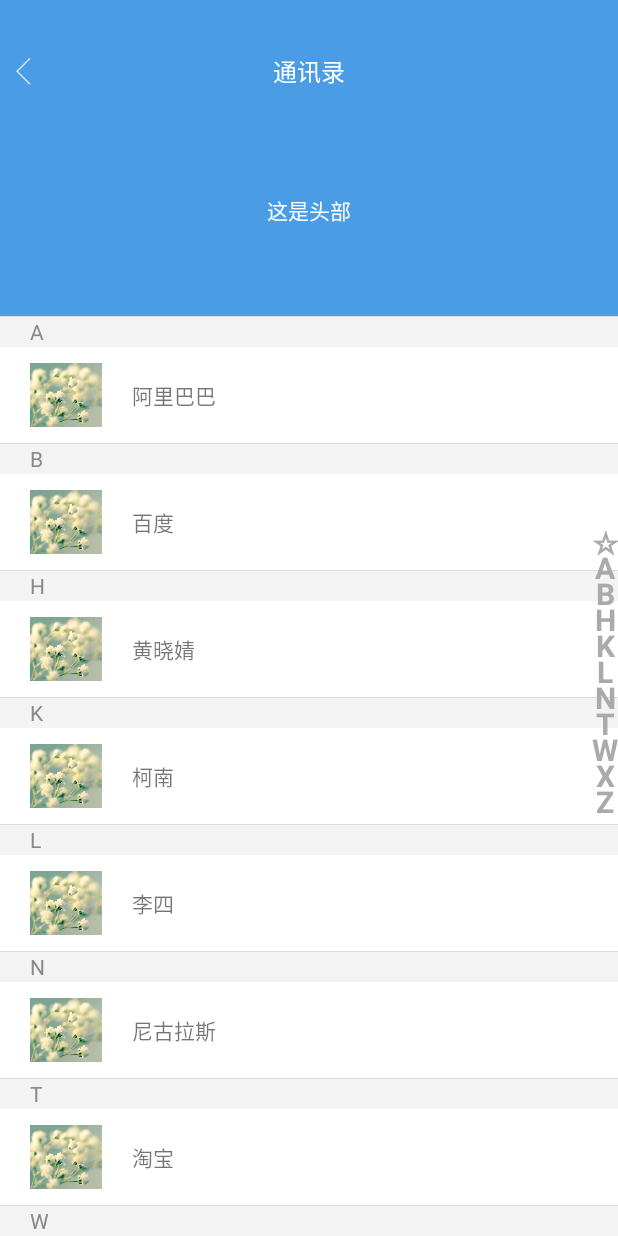
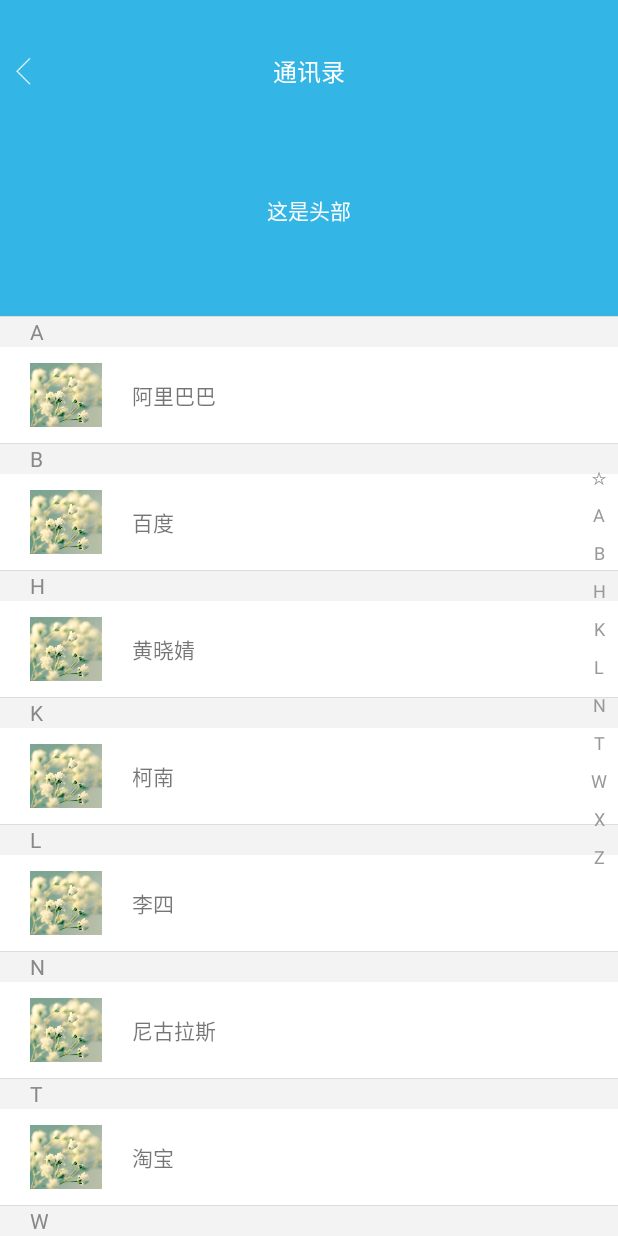
Before and after one commit to psvmc/ZJLearnAndroid, an Android app: the UserbookActivity screen opened directly, with no data from a screen before it, on a phone screen of 412 x 824 dp. Run offline under Robolectric (Android 15) with nearby library versions, the phone set to English and light mode, and no system bars.

Commit message:
通讯录更新

```diff
--- a/app/src/main/java/cn/psvmc/zjlearnandroid/DemoUserbook/QuickAlphabeticBar.java
+++ b/app/src/main/java/cn/psvmc/zjlearnandroid/DemoUserbook/SlideBar/ZJSlideBar.java
@@ -1,4 +1,4 @@
-package cn.psvmc.zjlearnandroid.DemoUserbook;
+package cn.psvmc.zjlearnandroid.DemoUserbook.SlideBar;
 
 import java.util.ArrayList;
 import java.util.Collections;
@@ -20,7 +20,6 @@ import android.util.Log;
 import android.view.MotionEvent;
 import android.view.View;
 
-import android.view.ViewGroup;
 import android.widget.TextView;
 
 
@@ -29,36 +28,37 @@ import android.widget.TextView;
  *
  * @author psvmc
  */
-public class QuickAlphabeticBar extends android.support.v7.widget.AppCompatImageButton {
-    String TAG = "QuickAlphabeticBar";
+public class ZJSlideBar extends android.support.v7.widget.AppCompatImageButton {
+    String TAG = "ZJSlideBar";
     private TextView mDialogTextView; // 中间显示字母的文本框
     private Handler mHandler; // 处理UI的句柄
     private RecyclerView mRecyclerView; // 列表
-    private int mFontSize = 17;
+    private int mFontSize = 12;
     boolean mShowAllIndex = false;
 
     Context mContext;
+
     // 字母列表索引
     private String[] letters = new String[]{"☆", "A", "B", "C", "D", "E",
             "F", "G", "H", "I", "J", "K", "L", "M", "N", "O", "P", "Q", "R",
             "S", "T", "U", "V", "W", "X", "Y", "Z"};
     // 字母索引哈希表
     private HashMap<String, Integer> sectionIndex;
+
     Paint paint = new Paint();
-    boolean showBkg = false;
     int choose = -1;
 
-    public QuickAlphabeticBar(Context context) {
+    public ZJSlideBar(Context context) {
         super(context);
         mContext = context;
     }
 
-    public QuickAlphabeticBar(Context context, AttributeSet attrs, int defStyle) {
+    public ZJSlideBar(Context context, AttributeSet attrs, int defStyle) {
         super(context, attrs, defStyle);
         mContext = context;
     }
 
-    public QuickAlphabeticBar(Context context, AttributeSet attrs) {
+    public ZJSlideBar(Context context, AttributeSet attrs) {
         super(context, attrs);
         mContext = context;
     }
@@ -78,6 +78,8 @@ public class QuickAlphabeticBar extends android.support.v7.widget.AppCompatImage
 
         mFontSize = fontSize;
         mHandler = new Handler();
+
+        this.setVisibility(View.INVISIBLE);
     }
 
 
@@ -96,6 +98,10 @@ public class QuickAlphabeticBar extends android.support.v7.widget.AppCompatImage
                 letters[i] = sectionList.get(i);
             }
         }
+
+        this.requestLayout();
+        this.invalidate();
+        this.setVisibility(View.VISIBLE);
     }
 
     /**
@@ -106,6 +112,10 @@ public class QuickAlphabeticBar extends android.support.v7.widget.AppCompatImage
     public void setSectionIndex(HashMap<String, Integer> sectionIndex) {
         this.mShowAllIndex = true;
         this.sectionIndex = sectionIndex;
+
+        this.requestLayout();
+        this.invalidate();
+        this.setVisibility(View.VISIBLE);
     }
 
     @Override
@@ -121,7 +131,7 @@ public class QuickAlphabeticBar extends android.support.v7.widget.AppCompatImage
             if (null != mDialogTextView) {
                 mDialogTextView.setText(key);
             } else {
-                Log.e(TAG, " 未设置mDialogTextView");
+                Log.e(TAG, " DialogTextView不能为null");
             }
 
             if (null != sectionIndex) {
@@ -130,7 +140,7 @@ public class QuickAlphabeticBar extends android.support.v7.widget.AppCompatImage
                     if (null != mRecyclerView) {
                         moveToPosition(mRecyclerView, pos);
                     } else {
-                        Log.e(TAG, " 未设置recyclerView");
+                        Log.e(TAG, "RecyclerView不能为null");
                     }
                 }
             }
@@ -138,7 +148,7 @@ public class QuickAlphabeticBar extends android.support.v7.widget.AppCompatImage
 
         switch (act) {
             case MotionEvent.ACTION_DOWN:
-                showBkg = true;
+
                 if (oldChoose != selectIndex) {
                     if (selectIndex > 0 && selectIndex < letters.length) {
                         choose = selectIndex;
@@ -166,7 +176,6 @@ public class QuickAlphabeticBar extends android.support.v7.widget.AppCompatImage
                 }
                 break;
             case MotionEvent.ACTION_UP:
-                showBkg = false;
                 choose = -1;
                 if (mHandler != null) {
                     mHandler.post(new Runnable() {
@@ -187,6 +196,37 @@ public class QuickAlphabeticBar extends android.support.v7.widget.AppCompatImage
         return super.onTouchEvent(event);
     }
 
+    @Override
+    protected void onMeasure(int widthMeasureSpec, int heightMeasureSpec) {
+        super.onMeasure(widthMeasureSpec, heightMeasureSpec);
+        // 获取宽-测量规则的模式和大小
+        int widthMode = MeasureSpec.getMode(widthMeasureSpec);
+        int widthSize = MeasureSpec.getSize(widthMeasureSpec);
+
+        // 获取高-测量规则的模式和大小
+        int heightMode = MeasureSpec.getMode(heightMeasureSpec);
+        int heightSize = MeasureSpec.getSize(heightMeasureSpec);
+
+        int sigleHeight = dip2px(mFontSize) + 20;
+        int mWidth = sigleHeight;
+        int mHeight = sigleHeight * letters.length;
+
+        if (widthMode == MeasureSpec.AT_MOST && heightMode == MeasureSpec.AT_MOST) {
+            setMeasuredDimension(mWidth, mHeight);
+        } else if (widthMode == MeasureSpec.AT_MOST) {
+            setMeasuredDimension(mWidth, heightSize);
+        } else if (heightMode == MeasureSpec.AT_MOST) {
+            setMeasuredDimension(widthSize, mHeight);
+        } else {
+            setMeasuredDimension(widthSize, heightSize);
+        }
+
+    }
+
+    @Override
+    protected void onLayout(boolean changed, int left, int top, int right, int bottom) {
+        super.onLayout(changed, left, top, right, bottom);
+    }
 
     @Override
     protected void onDraw(Canvas canvas) {
@@ -194,10 +234,11 @@ public class QuickAlphabeticBar extends android.support.v7.widget.AppCompatImage
         int height = getHeight();
         int width = getWidth();
         int sigleHeight = height / letters.length; // 单个字母占的高度
+
         for (int i = 0; i < letters.length; i++) {
-            paint.setColor(Color.parseColor("#aaaaaa"));
-            paint.setTextSize(30);
-            paint.setTypeface(Typeface.DEFAULT_BOLD);
+            paint.setColor(Color.parseColor("#999999"));
+            paint.setTextSize(dip2px(mFontSize));
+            paint.setTypeface(Typeface.DEFAULT);
             paint.setAntiAlias(true);
             if (i == choose) {
                 paint.setColor(Color.parseColor("#00BFFF")); // 滑动时按下字母颜色
@@ -205,12 +246,13 @@ public class QuickAlphabeticBar extends android.support.v7.widget.AppCompatImage
             }
             // 绘画的位置
             float xPos = width / 2 - paint.measureText(letters[i]) / 2;
-            float yPos = sigleHeight * i + sigleHeight;
+            float yPos = sigleHeight * i + sigleHeight - 15;
             canvas.drawText(letters[i], xPos, yPos, paint);
             paint.reset();
         }
+
+
     }
-
 
     private void moveToPosition(RecyclerView mRecyclerView, final int position) {
         // 第一个可见位置
@@ -219,54 +261,21 @@ public class QuickAlphabeticBar extends android.support.v7.widget.AppCompatImage
         int lastItem = mRecyclerView.getChildLayoutPosition(mRecyclerView.getChildAt(mRecyclerView.getChildCount() - 1));
 
         if (position < firstItem) {
-            // 如果跳转位置在第一个可见位置之前，就smoothScrollToPosition可以直接跳转
             mRecyclerView.scrollToPosition(position);
         } else if (position <= lastItem) {
-            // 跳转位置在第一个可见项之后，最后一个可见项之前
-            // smoothScrollToPosition根本不会动，此时调用smoothScrollBy来滑动到指定位置
             int movePosition = position - firstItem;
             if (movePosition >= 0 && movePosition < mRecyclerView.getChildCount()) {
                 int top = mRecyclerView.getChildAt(movePosition).getTop();
                 mRecyclerView.scrollBy(0, top);
             }
         } else {
-            // 如果要跳转的位置在最后可见项之后，则先调用smoothScrollToPosition将要跳转的位置滚动到可见位置
-            // 再通过onScrollStateChanged控制再次调用smoothMoveToPosition，执行上一个判断中的方法
             mRecyclerView.scrollToPosition(position);
         }
     }
 
-    @Override
-    protected void onMeasure(int widthMeasureSpec, int heightMeasureSpec) {
-        super.onMeasure(widthMeasureSpec, heightMeasureSpec);
-        // 获取宽-测量规则的模式和大小
-        //int widthMode = MeasureSpec.getMode(widthMeasureSpec);
-        int widthSize = MeasureSpec.getSize(widthMeasureSpec);
 
-        // 获取高-测量规则的模式和大小
-        //int heightMode = MeasureSpec.getMode(heightMeasureSpec);
-        int heightSize = MeasureSpec.getSize(heightMeasureSpec);
-
-        // 设置wrap_content的默认宽 / 高值
-        // 默认宽/高的设定并无固定依据,根据需要灵活设置
-        // 类似TextView,ImageView等针对wrap_content均在onMeasure()对设置默认宽 / 高值有特殊处理,具体读者可以自行查看
-        int sigleHeight = dip2px(mContext, mFontSize);
-        int mWidth = sigleHeight;
-        int mHeight = sigleHeight * letters.length;
-
-        // 当布局参数设置为wrap_content时，设置默认值
-        if (getLayoutParams().width == ViewGroup.LayoutParams.WRAP_CONTENT && getLayoutParams().height == ViewGroup.LayoutParams.WRAP_CONTENT) {
-            setMeasuredDimension(mWidth, mHeight);
-            // 宽 / 高任意一个布局参数为= wrap_content时，都设置默认值
-        } else if (getLayoutParams().width == ViewGroup.LayoutParams.WRAP_CONTENT) {
-            setMeasuredDimension(mWidth, heightSize);
-        } else if (getLayoutParams().height == ViewGroup.LayoutParams.WRAP_CONTENT) {
-            setMeasuredDimension(widthSize, mHeight);
-        }
-    }
-
-    public static int dip2px(Context context, float dpValue) {
-        final float scale = context.getResources().getDisplayMetrics().density;
+    private int dip2px(float dpValue) {
+        final float scale = mContext.getResources().getDisplayMetrics().density;
         return (int) (dpValue * scale + 0.5f);
     }
 
--- a/app/src/main/java/cn/psvmc/zjlearnandroid/DemoUserbook/UserbookActivity.java
+++ b/app/src/main/java/cn/psvmc/zjlearnandroid/DemoUserbook/UserbookActivity.java
@@ -17,6 +17,7 @@ import java.util.Collections;
 import java.util.HashMap;
 import java.util.List;
 
+import cn.psvmc.zjlearnandroid.DemoUserbook.SlideBar.ZJSlideBar;
 import cn.psvmc.zjlearnandroid.MainRecycleView.RecycleViewDivider;
 import cn.psvmc.zjlearnandroid.R;
 
@@ -32,7 +33,7 @@ public class UserbookActivity extends AppCompatActivity implements UserbookListA
     private UserbookListAdapter mListAdapter;
     private List<UserbookItemModel> mDatas = new ArrayList<>();
 
-    private QuickAlphabeticBar quickAlphabeticBar;
+    private ZJSlideBar slideBar;
     private TextView mDialogTextView;
 
 
@@ -86,9 +87,9 @@ public class UserbookActivity extends AppCompatActivity implements UserbookListA
     }
 
     private void initQuickBar() {
-        quickAlphabeticBar = (QuickAlphabeticBar) findViewById(R.id.fast_scroller);
+        slideBar = (ZJSlideBar) findViewById(R.id.fast_scroller);
         mDialogTextView = (TextView) findViewById(R.id.dialogTextView);
-        quickAlphabeticBar.init(mRecyclerView,mDialogTextView,17);
+        slideBar.init(mRecyclerView,mDialogTextView,12);
     }
 
     private void reloadData() {
@@ -124,7 +125,7 @@ public class UserbookActivity extends AppCompatActivity implements UserbookListA
             }
         }
 
-        quickAlphabeticBar.setSectionIndex(sectionIndex,sectionList);
+        slideBar.setSectionIndex(sectionIndex,sectionList);
     }
 
     @Override
--- a/app/src/main/res/layout/activity_userbook.xml
+++ b/app/src/main/res/layout/activity_userbook.xml
@@ -71,7 +71,7 @@
             android:visibility="visible"
             android:text=""/>
 
-        <cn.psvmc.zjlearnandroid.DemoUserbook.QuickAlphabeticBar
+        <cn.psvmc.zjlearnandroid.DemoUserbook.SlideBar.ZJSlideBar
             android:id="@+id/fast_scroller"
             android:layout_width="wrap_content"
             android:layout_height="wrap_content"
--- a/app/src/main/res/layout/chat_list_item_right.xml
+++ b/app/src/main/res/layout/chat_list_item_right.xml
@@ -44,6 +44,7 @@
                     android:layout_width="wrap_content"
                     android:layout_height="wrap_content"
                     android:maxWidth="200dp"
+                    android:textColor="@android:color/white"
                     android:text="XXXXYYYYYYYY我爱中国共产党我爱中国共产党我爱中国共产党我爱中国共产党我爱中国共产党我爱中国共产党我爱中国共产党我爱中国共产党我爱中国共产党我爱中国共产党" />
             </RelativeLayout>
 
--- a/app/src/main/res/layout/userbook_header_item.xml
+++ b/app/src/main/res/layout/userbook_header_item.xml
@@ -2,7 +2,7 @@
 <LinearLayout xmlns:android="http://schemas.android.com/apk/res/android"
     android:layout_width="match_parent"
     android:layout_height="wrap_content"
-    android:background="@color/zj_blue"
+    android:background="@android:color/holo_blue_light"
     android:orientation="vertical">
 
     <RelativeLayout
--- a/app/src/main/res/values/colors.xml
+++ b/app/src/main/res/values/colors.xml
@@ -5,7 +5,7 @@
     <color name="zj_gay_background" >#f3f3f3</color>
     <color name="zj_gay_background_trans" >#aaf3f3f3</color>
     <color name="clearColor" >#00000000</color>
-    <color name="zj_blue" >#4a9de5</color>
+    <color name="zj_blue" >#ff33b5e5</color>
     <color name="zj_blue_transparent" >#994a9de5</color>
     <color name="zj_gay_middle">#888888</color>
     <color name="zj_white">#ffffffff</color>
```
